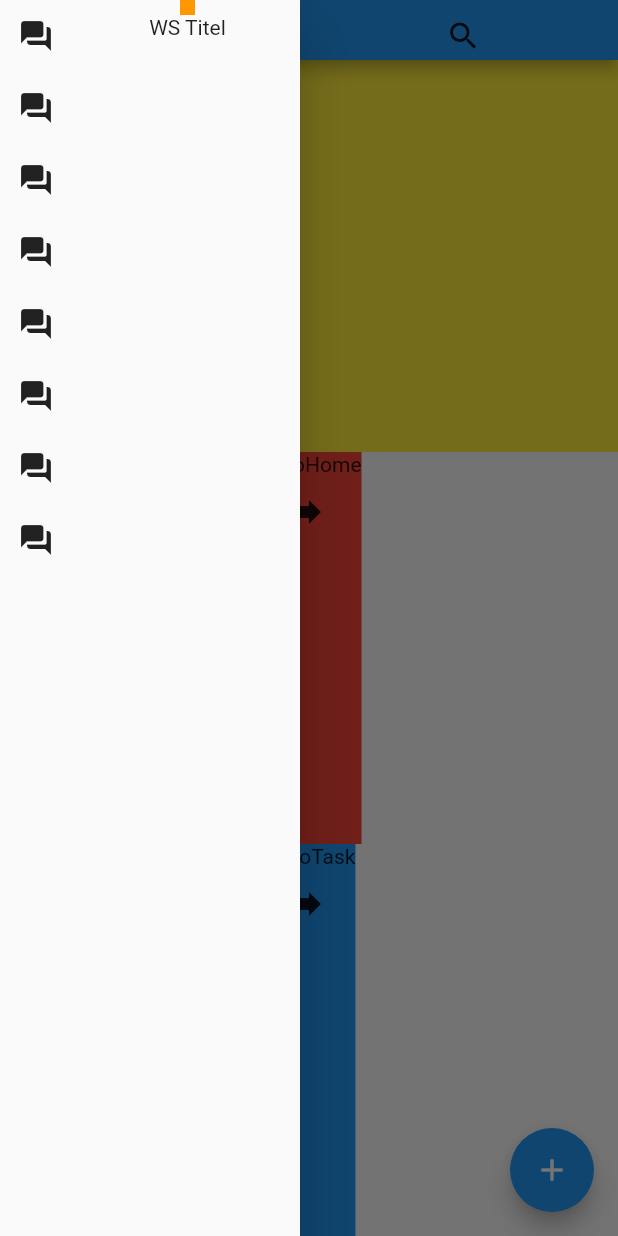
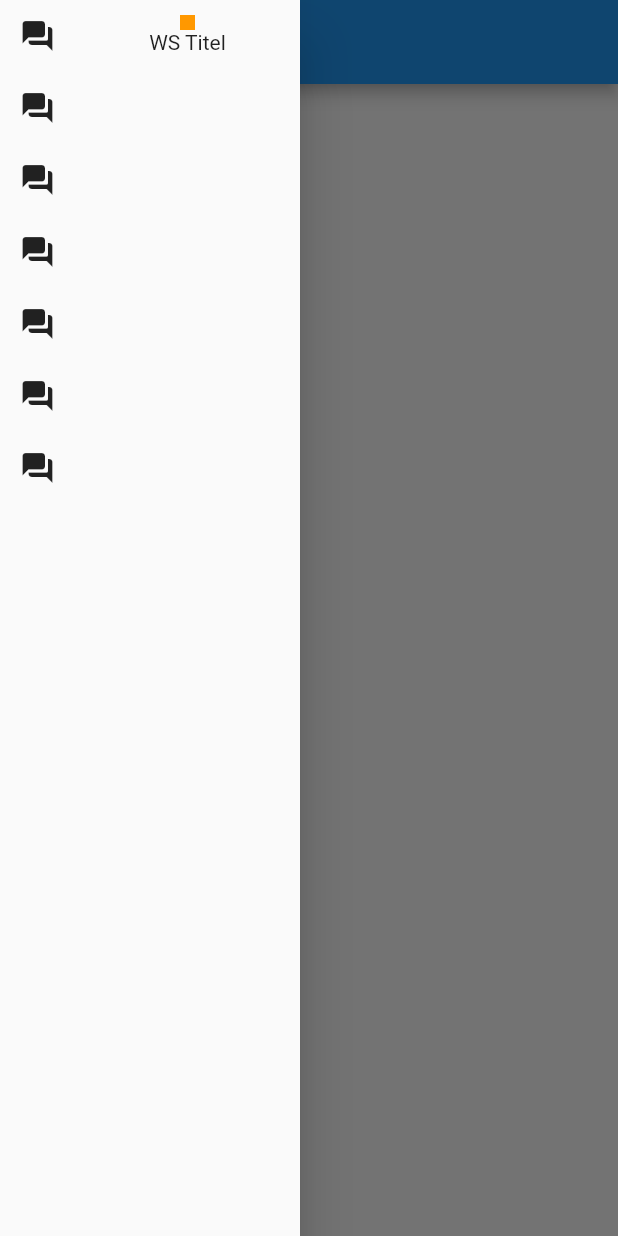
Before and after one commit to purpurWombat/taskkaptan, a Flutter app: the screen it shows after launch, with the side drawer open, on a phone screen of 412 x 824 dp. Run offline on Flutter 3.47's test engine with Material 2 defaults, Android fonts, the phone set to English and light mode, and no system bars.

Commit message:
optimierter code

```diff
--- a/lib/main.dart
+++ b/lib/main.dart
@@ -1,38 +1,19 @@
-import 'dart:html';
-import 'dart:math';
-import 'package:taskkaptan/models/dummydaten.dart';
-
-import 'models/task.dart';
-import 'models/workspace.dart';
-import 'Ui/taskpage.dart';
 import 'package:taskkaptan/widgets/drawer_widget.dart';
 import 'package:flutter/material.dart';
 
-final navigatorKey = GlobalKey<NavigatorState>();
 void main() {
   runApp(MyApp());
 }
 
 class MyApp extends StatelessWidget {
-  // This widget is the root of your application.
   @override
   Widget build(BuildContext context) {
     return MaterialApp(
-      title: 'Flutter Demo',
+      title: 'Okans Amazing App',
       theme: ThemeData(
-        // This is the theme of your application.
-        //
-        // Try running your application with "flutter run". You'll see the
-        // application has a blue toolbar. Then, without quitting the app, try
-        // changing the primarySwatch below to Colors.green and then invoke
-        // "hot reload" (press "r" in the console where you ran "flutter run",
-        // or simply save your changes to "hot reload" in a Flutter IDE).
-        // Notice that the counter didn't reset back to zero; the application
-        // is not restarted.
         primarySwatch: Colors.blue,
       ),
       home: TaskHome(),
-      navigatorKey: navigatorKey,
     );
   }
 }
@@ -46,79 +27,8 @@ class _TaskHomeState extends State<TaskHome> {
   @override
   Widget build(BuildContext context) {
     return Scaffold(
-      appBar: AppBar(
-        toolbarHeight: 40,
-        flexibleSpace: Row(
-          mainAxisAlignment: MainAxisAlignment.spaceEvenly,
-          children: [
-            Column(),
-            Column(
-              children: [
-                IconButton(
-                    icon: Icon(Icons.add_circle_outline), onPressed: () {}),
-              ],
-            ),
-            Column(
-              children: [
-                IconButton(icon: Icon(Icons.search), onPressed: () {})
-              ],
-            )
-          ],
-        ),
-      ),
-      body: Container(
-        child: Column(
-          children: [
-            Expanded(
-              flex: 1,
-              child: InkWell(
-                onTap: () {
-                  Navigator.push(
-                      context,
-                      MaterialPageRoute(
-                          builder: (BuildContext context) => Taskgen()));
-                },
-                child: Container(
-                  color: Colors.yellow,
-                  child: Row(
-                    children: [],
-                  ),
-                ),
-              ),
-            ),
-            Expanded(
-              flex: 1,
-              child: Container(
-                color: Colors.red,
-                child: Column(
-                  children: [
-                    Text("HalloHome"),
-                    IconButton(icon: Icon(Icons.forward), onPressed: () {}),
-                  ],
-                ),
-              ),
-            ),
-            Expanded(
-              flex: 1,
-              child: Container(
-                color: Colors.blue,
-                child: Column(
-                  children: [
-                    Text("HalloTask"),
-                    IconButton(icon: Icon(Icons.forward), onPressed: () {}),
-                  ],
-                ),
-              ),
-            ),
-          ],
-        ),
-      ),
-      drawer: buildDrawer(),
-      floatingActionButton: FloatingActionButton(
-        child: IconButton(icon: Icon(Icons.add), onPressed: () => print("ok")),
-      ),
+      appBar: AppBar(),
+      drawer: DrawerWidget(),
     );
   }
-
-  Widget buildDrawer() => DrawerWidget();
 }
--- a/lib/models/dummydaten.dart
+++ b/lib/models/dummydaten.dart
@@ -2,35 +2,13 @@ import 'package:flutter/material.dart';
 import 'package:taskkaptan/models/workspace.dart';
 
 class DummyWS {
-  List<Workspace> getWS() {
-    Workspace wsTest1 =
-        new Workspace(wsIcon: Icon(Icons.home), wsTitel: "HOME");
-    Workspace wsTest2 =
-        new Workspace(wsIcon: Icon(Icons.access_alarm), wsTitel: "AlarmWS");
-
-    Workspace wsTest3 =
-        new Workspace(wsIcon: Icon(Icons.radio), wsTitel: "RADIO");
-    Workspace wsTest4 =
-        new Workspace(wsIcon: Icon(Icons.backpack), wsTitel: "BACKPACK");
-
-    Workspace wsTest5 =
-        new Workspace(wsIcon: Icon(Icons.hardware), wsTitel: "HARDWARE");
-    Workspace wsTest6 = new Workspace(
-        wsIcon: Icon(Icons.offline_bolt), wsTitel: "OFFLINE BOLD");
-
-    Workspace wsTest9 = new Workspace(wsIcon: Icon(Icons.add), wsTitel: "ADD");
-
-    List<Workspace> allWS = [
-      wsTest1,
-      wsTest2,
-      wsTest3,
-      wsTest4,
-      wsTest2,
-      wsTest5,
-      wsTest6,
-      wsTest9
-    ];
-
-    return allWS;
-  }
+  List<Workspace> getWS = [
+    Workspace(wsIcon: Icon(Icons.home), wsTitel: "HOME"),
+    Workspace(wsIcon: Icon(Icons.access_alarm), wsTitel: "AlarmWS"),
+    Workspace(wsIcon: Icon(Icons.radio), wsTitel: "RADIO"),
+    Workspace(wsIcon: Icon(Icons.backpack), wsTitel: "BACKPACK"),
+    Workspace(wsIcon: Icon(Icons.hardware), wsTitel: "HARDWARE"),
+    Workspace(wsIcon: Icon(Icons.offline_bolt), wsTitel: "OFFLINE BOLD"),
+    Workspace(wsIcon: Icon(Icons.add), wsTitel: "ADD")
+  ];
 }
--- a/lib/widgets/drawer_widget.dart
+++ b/lib/widgets/drawer_widget.dart
@@ -1,5 +1,3 @@
-import 'dart:html';
-
 import 'package:flutter/material.dart';
 import 'package:taskkaptan/models/workspace.dart';
 import 'package:taskkaptan/models/dummydaten.dart';
@@ -10,105 +8,93 @@ class DrawerWidget extends StatefulWidget {
 }
 
 class _DrawerWidgetState extends State<DrawerWidget> {
-  List<Workspace> allWSlist = DummyWS().getWS();
-  Workspace aktuellChoosenWS;
-
-  @override
-  void initState() {
-    aktuellChoosenWS = allWSlist.first;
-  }
-
-  chooseWS(Workspace e) {
-    setState(() {
-      aktuellChoosenWS = e;
-    });
-  }
+  List<Workspace> allWSlist = DummyWS().getWS;
+  Workspace aktuellChoosenWS = DummyWS().getWS.first;
 
   @override
   Widget build(BuildContext context) {
     return Container(
       width: 200.0,
       child: Drawer(
-        child: Container(width: 100.0, child: buildDrawerWS(context)),
-      ),
-    );
-  }
-
-  Widget buildDrawerWS(BuildContext context) {
-    return Row(
-      children: [
-        Column(
+        child: Container(
+            width: 100.0,
+            child: Row(
+              crossAxisAlignment: CrossAxisAlignment.start,
               children: [
                 Container(
-              width: 50.00,
+                  width: 50,
                   child: ListView.builder(
                       shrinkWrap: true,
                       itemCount: allWSlist.length,
                       itemBuilder: (context, index) {
-                    return Row(
-                      children: [
-                        IconButton(
+                        return IconButton(
                           icon: allWSlist[index].wsIcon,
-                          onPressed: () => chooseWS(allWSlist[index]),
-                        ),
-                      ],
+                          onPressed: () => setState(() {
+                            aktuellChoosenWS = allWSlist[index];
+                          }),
                         );
                       }),
                 ),
+                const SizedBox(
+                  width: 25,
+                ),
+                (() {
+                  if (aktuellChoosenWS.wsTitel == "HOME") {
+                    return Container(
+                      width: 100,
+                      child: Column(
+                        crossAxisAlignment: CrossAxisAlignment.center,
+                        children: [
+                          SizedBox(
+                            height: 10,
+                          ),
+                          Container(
+                            child: Text(aktuellChoosenWS.wsTitel),
+                          )
                         ],
                       ),
-        //overviewWSWidget(aktuellChoosenWS),
-        overviewWSfunktionChoose(aktuellChoosenWS),
-      ],
                     );
-  }
-
-  overviewWSfunktionChoose(Workspace ws) {
-    if (ws.wsTitel == "HOME") {
-      return overviewWSWidgetHome(ws);
-    } else if (ws.wsTitel == "ADD") {
-      return overviewWSWidgetADD(ws);
-    } else {
-      return overviewWSWidgetWS(ws);
-    }
-  }
-
-  Widget overviewWSWidgetHome(Workspace aktuellWS) {
-    return Expanded(
+                  } else if (aktuellChoosenWS.wsTitel == "ADD") {
+                    return Container(
+                      width: 100,
                       child: Column(
+                        crossAxisAlignment: CrossAxisAlignment.center,
                         children: [
+                          SizedBox(
+                            height: 10,
+                          ),
                           Container(
-          child: Text(aktuellWS.wsTitel),
-        )
-      ],
-    ));
-  }
-
-  Widget overviewWSWidgetADD(Workspace aktuellWS) {
-    return Expanded(
-        child: Column(
-      children: [
-        Container(
-          child: Text(aktuellWS.wsTitel),
+                            child: Text(aktuellChoosenWS.wsTitel),
                           ),
                           Icon(Icons.add)
                         ],
-    ));
-  }
-
-  Widget overviewWSWidgetWS(Workspace aktuellWS) {
-    return Expanded(
+                      ),
+                    );
+                  } else {
+                    return Container(
+                      width: 100,
                       child: Column(
+                        crossAxisAlignment: CrossAxisAlignment.center,
                         children: [
+                          SizedBox(
+                            height: 10,
+                          ),
                           Container(
                             height: 10.0,
                             width: 10.0,
                             color: Colors.orange,
                           ),
                           Container(
-          child: Text(aktuellWS.wsTitel),
+                            child: Text(aktuellChoosenWS.wsTitel),
                           ),
                         ],
-    ));
+                      ),
+                    );
+                  }
+                }()),
+              ],
+            )),
+      ),
+    );
   }
 }
```
Also changed, not shown: 1 other file. Lines whose indentation alone changed are shown as unchanged.
